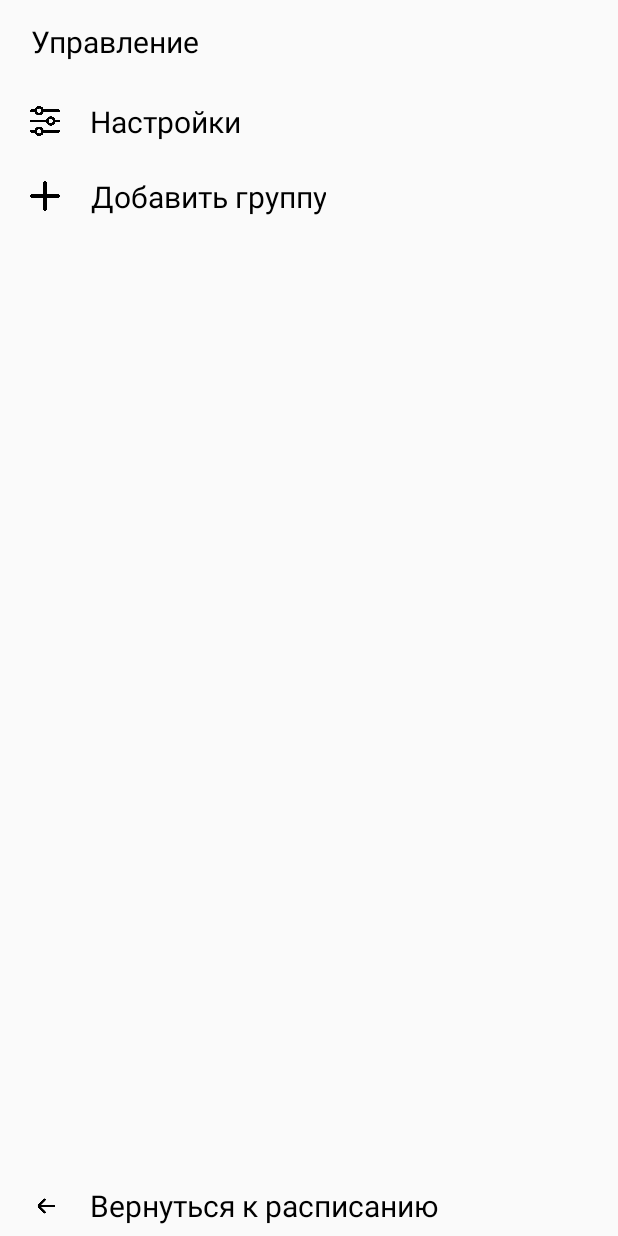
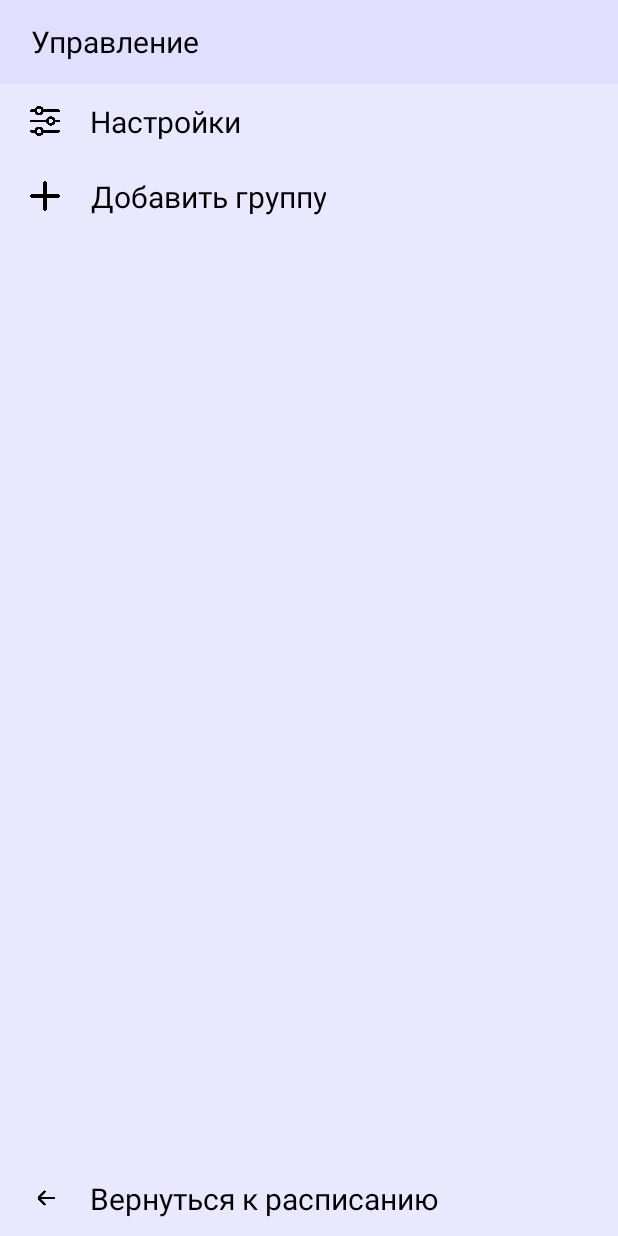
Before and after one commit to MatvienkoMaria/Mobile_project, an Android app: the ControllingActivity screen opened directly, with no data from a screen before it, on a phone screen of 412 x 824 dp. Run offline under Robolectric (Android 15) with nearby library versions, the phone set to English and light mode, and no system bars.

Commit message:
Added group_cell.xml for controlling.

```diff
--- a/app/src/main/java/com/mobile/project/CalendarViewHolder.java
+++ b/app/src/main/java/com/mobile/project/CalendarViewHolder.java
@@ -23,8 +23,4 @@ public class CalendarViewHolder extends RecyclerView.ViewHolder implements View.
     public void onClick(View view) {
         onItemListener.onItemClick(getAdapterPosition(), (String) dayOfMonth.getText());
     }
-
-    public void changerMonthByDay(@NonNull CalendarViewHolder holder, int position){
-
-    }
 }
--- a/app/src/main/res/layout/controlling.xml
+++ b/app/src/main/res/layout/controlling.xml
@@ -5,7 +5,8 @@
     android:layout_height="wrap_content"
     xmlns:tools="http://schemas.android.com/tools"
     android:gravity="bottom"
-    tools:context=".ControllingActivity">
+    tools:context=".ControllingActivity"
+    android:background="@color/purple_backgroundForControlling">
 
     <LinearLayout
         android:layout_width="match_parent"
@@ -14,6 +15,7 @@
         <LinearLayout
             android:layout_width="match_parent"
             android:layout_height="56dp"
+            android:background="@color/purple_topLine"
             >
             <TextView
                 android:id="@+id/textView"
@@ -78,12 +80,22 @@
                 />
 
         </LinearLayout>
+
+        <androidx.recyclerview.widget.RecyclerView
+            android:id="@+id/groupRecyclerView"
+            android:layout_width="match_parent"
+            android:layout_height="match_parent"
+            android:layout_marginBottom="50dp"
+            android:scrollbars="vertical"
+            tools:listitem="@layout/group_cell"
+            app:layoutManager="androidx.recyclerview.widget.LinearLayoutManager" />
+
     </LinearLayout>
 
 
     <LinearLayout
         android:layout_width="match_parent"
-        android:layout_height="40dp"
+        android:layout_height="50dp"
         android:orientation="horizontal"
         android:layout_alignParentBottom="true"
         >
--- a/app/src/main/res/values/colors.xml
+++ b/app/src/main/res/values/colors.xml
@@ -8,6 +8,7 @@
     <color name="black">#FF000000</color>
     <color name="white">#FFFFFFFF</color>
     <color name="purple_background">#EDECF7</color>
+    <color name="purple_backgroundForControlling">#EAE8FE</color>
     <color name="purple_topLine">#E2DFFE</color>
     <color name="purple_dayChosen">#D8C4FA</color>
     <color name="purple_backClass">#D6D4E5</color>
```
Also changed, not shown: app/src/main/res/layout/activity_main.xml (+7 -5 lines).
